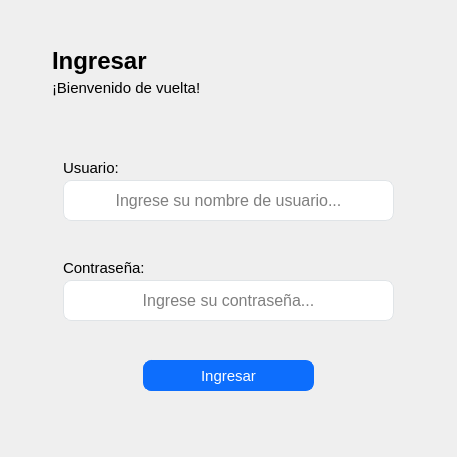
Old version of the form src/Login/Ui_Login.ui in the repository ivanperez-7/printpos.
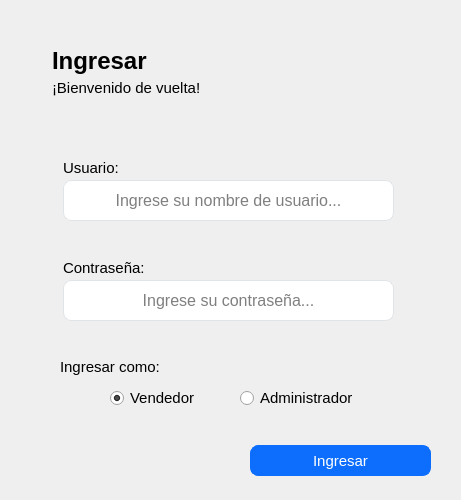
New version of the form. Icons and pictures are not drawn.

What changed in the file:
```diff
--- a/src/Login/Ui_Login.ui
+++ b/src/Login/Ui_Login.ui
@@ -6,8 +6,8 @@
    <rect>
     <x>0</x>
     <y>0</y>
-    <width>457</width>
-    <height>457</height>
+    <width>461</width>
+    <height>500</height>
    </rect>
   </property>
   <property name="windowTitle">
@@ -112,10 +112,10 @@
    <widget class="QLabel" name="lbEstado">
     <property name="geometry">
      <rect>
-      <x>63</x>
-      <y>405</y>
-      <width>331</width>
-      <height>20</height>
+      <x>30</x>
+      <y>430</y>
+      <width>191</width>
+      <height>55</height>
      </rect>
     </property>
     <property name="font">
@@ -132,6 +132,9 @@
     <property name="alignment">
      <set>Qt::AlignCenter</set>
     </property>
+    <property name="wordWrap">
+     <bool>true</bool>
+    </property>
    </widget>
    <widget class="QLabel" name="label">
     <property name="geometry">
@@ -194,9 +197,9 @@
    <widget class="QPushButton" name="btIngresar">
     <property name="geometry">
      <rect>
-      <x>143</x>
-      <y>350</y>
-      <width>171</width>
+      <x>250</x>
+      <y>435</y>
+      <width>181</width>
       <height>41</height>
      </rect>
     </property>
@@ -228,6 +231,69 @@
      <string>Ingresar</string>
     </property>
    </widget>
+   <widget class="QLabel" name="lbContrasenia_2">
+    <property name="geometry">
+     <rect>
+      <x>60</x>
+      <y>356</y>
+      <width>111</width>
+      <height>21</height>
+     </rect>
+    </property>
+    <property name="font">
+     <font>
+      <pointsize>11</pointsize>
+     </font>
+    </property>
+    <property name="text">
+     <string>Ingresar como:</string>
+    </property>
+   </widget>
+   <widget class="QRadioButton" name="radioButton">
+    <property name="geometry">
+     <rect>
+      <x>110</x>
+      <y>388</y>
+      <width>111</width>
+      <height>20</height>
+     </rect>
+    </property>
+    <property name="font">
+     <font>
+      <pointsize>11</pointsize>
+     </font>
+    </property>
+    <property name="text">
+     <string>Vendedor</string>
+    </property>
+    <property name="checked">
+     <bool>true</bool>
+    </property>
+    <attribute name="buttonGroup">
+     <string notr="true">groupRol</string>
+    </attribute>
+   </widget>
+   <widget class="QRadioButton" name="radioButton_2">
+    <property name="geometry">
+     <rect>
+      <x>240</x>
+      <y>388</y>
+      <width>121</width>
+      <height>20</height>
+     </rect>
+    </property>
+    <property name="font">
+     <font>
+      <pointsize>11</pointsize>
+     </font>
+    </property>
+    <property name="text">
+     <string>Administrador</string>
+    </property>
+    <attribute name="buttonGroup">
+     <string notr="true">groupRol</string>
+    </attribute>
+   </widget>
   </widget>
  </widget>
  <resources>
```
Left out of the diff: 3 changed lines with no effect on the pictures.
